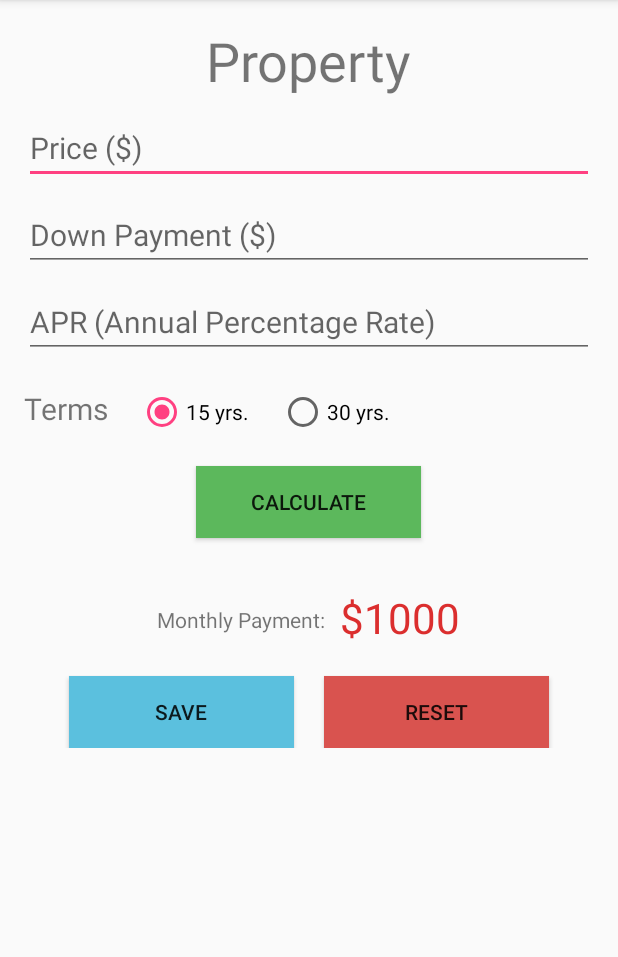
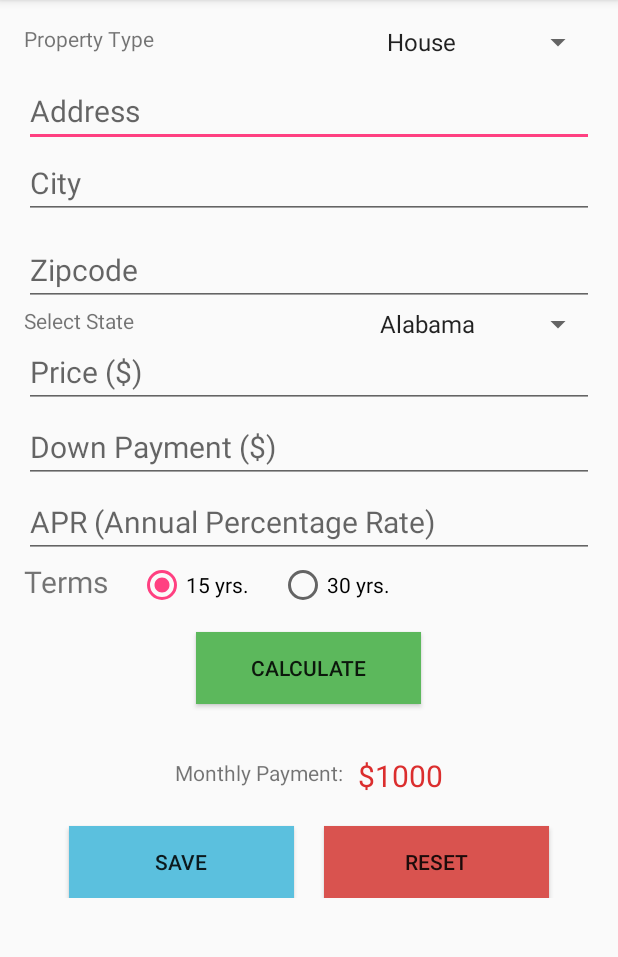
Before and after one commit to shahaashay21/Mortgage-Calculator, an Android app: the screen it shows after launch (CalculationActivity), on a phone screen of 412 x 824 dp, the part 84-1041 px from its top. Run offline under Robolectric (Android 15) with nearby library versions, the phone set to English and light mode, and no system bars.

Commit message:
Added address view. Now working on validating address

```diff
--- a/MortgageCalculator/app/src/main/res/layout/content_calculation.xml
+++ b/MortgageCalculator/app/src/main/res/layout/content_calculation.xml
@@ -18,17 +18,78 @@
         android:layout_height="match_parent"
         android:orientation="vertical">
 
-        <TextView
-            android:layout_width="wrap_content"
-            android:layout_height="wrap_content"
-            android:text="Property"
-            android:textSize="36dp"
-            android:layout_gravity="center_horizontal"/>
+        <!--<TextView-->
+            <!--android:layout_width="wrap_content"-->
+            <!--android:layout_height="wrap_content"-->
+            <!--android:text="Property"-->
+            <!--android:textSize="36dp"-->
+            <!--android:layout_gravity="center_horizontal"/>-->
 
         <!--for property price-->
+
         <RelativeLayout
             android:layout_width="match_parent"
             android:layout_height="wrap_content">
+
+            <TextView
+                android:layout_width="match_parent"
+                android:layout_height="wrap_content"
+                android:id="@+id/type"
+                android:text="Property Type"
+                />
+
+            <Spinner
+                android:layout_width="wrap_content"
+                android:layout_height="wrap_content"
+                android:id="@+id/propertySpinner"
+                android:layout_alignRight="@+id/type"
+                android:entries="@array/property_type"/>
+
+            <EditText
+                android:layout_width="match_parent"
+                android:layout_height="wrap_content"
+                android:id="@+id/address"
+                android:hint="Address"
+                android:layout_below="@+id/propertySpinner"
+                android:textSize="20sp"
+                android:layout_marginTop="10dp"
+                android:inputType="textPostalAddress"
+                />
+                <EditText
+                android:layout_width="match_parent"
+                android:layout_height="wrap_content"
+                android:id="@+id/city"
+                android:hint="City"
+                    android:layout_below="@+id/address"
+                android:textSize="20sp"
+                android:inputType="textPostalAddress"
+                />
+
+            <EditText
+                android:layout_width="match_parent"
+                android:layout_height="wrap_content"
+                android:id="@+id/zip"
+                android:hint="Zipcode"
+                android:layout_below="@+id/city"
+                android:textSize="20sp"
+                android:layout_marginTop="10dp"
+                android:inputType="number"
+                />
+            <TextView
+                android:layout_width="match_parent"
+                android:layout_height="wrap_content"
+                android:id="@+id/state"
+                android:layout_below="@id/zip"
+                android:text="Select State"
+                />
+
+            <Spinner
+                android:layout_width="wrap_content"
+                android:layout_height="wrap_content"
+                android:id="@+id/stateSpinner"
+                android:layout_below="@id/zip"
+                android:layout_alignRight="@+id/state"
+                android:entries="@array/states"/>
 
             <EditText
                 android:layout_width="match_parent"
@@ -36,9 +97,11 @@
                 android:id="@+id/price"
                 android:hint="Price ($)"
                 android:textSize="20sp"
-                android:layout_marginTop="10dp"
+                android:layout_below="@+id/zip"
+                android:layout_marginTop="20dp"
                 android:inputType="number"
                 />
+
 
             <EditText
                 android:layout_width="match_parent"
@@ -47,7 +110,7 @@
                 android:layout_below="@+id/price"
                 android:hint="Down Payment ($)"
                 android:textSize="20sp"
-                android:layout_marginTop="10dp"
+                android:layout_marginTop="2dp"
                 android:inputType="number"
                 />
 
@@ -58,7 +121,7 @@
                 android:layout_below="@+id/downpayment"
                 android:hint="APR (Annual Percentage Rate)"
                 android:textSize="20sp"
-                android:layout_marginTop="10dp"
+                android:layout_marginTop="2dp"
                 android:inputType="numberDecimal"
                 />
 
@@ -71,7 +134,7 @@
                     android:id="@+id/radioSex"
                     android:layout_width="wrap_content"
                     android:layout_height="wrap_content"
-                    android:layout_marginTop="20sp"
+                    android:layout_marginTop="2sp"
                     android:orientation="horizontal">
 
                         <TextView
@@ -104,7 +167,7 @@
                 android:layout_height="wrap_content"
                 android:text="Calculate"
                 android:background="#5cb85c"
-                android:layout_marginTop="20dp"
+                android:layout_marginTop="15dp"
                 android:id="@+id/calculate"
                 android:gravity="center"
                 android:layout_centerHorizontal="true"
@@ -130,7 +193,7 @@
                     android:layout_height="wrap_content"
                     android:id="@+id/mortgageValue"
                     android:layout_centerHorizontal="true"
-                    android:textSize="28sp"
+                    android:textSize="20sp"
                     android:textColor="#db2e2e"
                     android:layout_marginLeft="10dp"
                     android:layout_marginTop="4dp"
--- a/MortgageCalculator/app/src/main/res/values/strings.xml
+++ b/MortgageCalculator/app/src/main/res/values/strings.xml
@@ -5,4 +5,62 @@
     <string name="navigation_drawer_close">Close navigation drawer</string>
 
     <string name="action_settings">Settings</string>
+
+    <string-array name="property_type">
+        <item>House</item>
+        <item>Townhouse</item>
+        <item>Condo</item>
+    </string-array>
+    <string-array name="states">
+        <item>Alabama</item>
+        <item>Alaska</item>
+        <item>Arkansas</item>
+        <item>Arizona</item>
+        <item>California</item>
+        <item>Colorado</item>
+        <item>Connecticut</item>
+        <item>Delaware</item>
+        <item>Florida</item>
+        <item>Georgia</item>
+        <item>Hawaii</item>
+        <item>Idaho</item>
+        <item>Illinois</item>
+        <item>Indiana</item>
+        <item>Iowa</item>
+        <item>Kansas</item>
+        <item>Kentucky</item>
+        <item>Louisiana</item>
+        <item>Maine</item>
+        <item>Maryland</item>
+        <item>Massachusetts</item>
+        <item>Michigan</item>
+        <item>Minnesota</item>
+        <item>Mississippi</item>
+        <item>Missouri</item>
+        <item>Montana</item>
+        <item>Nebraska</item>
+        <item>Nevada</item>
+        <item>New Hampshire</item>
+        <item>New Jersey</item>
+        <item>New Mexico</item>
+        <item>New York</item>
+        <item>North Carolina</item>
+        <item>North Dakota</item>
+        <item>Ohio</item>
+        <item>Oklahoma</item>
+        <item>Oregon</item>
+        <item>Pennsylvania</item>
+        <item>Rhode Island</item>
+        <item>South Carolina</item>
+        <item>South Dakota</item>
+        <item>Tennessee</item>
+        <item>Texas</item>
+        <item>Utah</item>
+        <item>Vermont</item>
+        <item>Virginia</item>
+        <item>Washington</item>
+        <item>West Virginia</item>
+        <item>Wisconsin</item>
+        <item>Wyoming</item>
+    </string-array>
 </resources>
```
